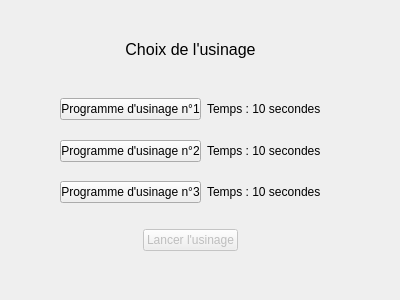
Qt form Views/ProgramsList.ui (Soluce-Development/Maquette) before a commit.
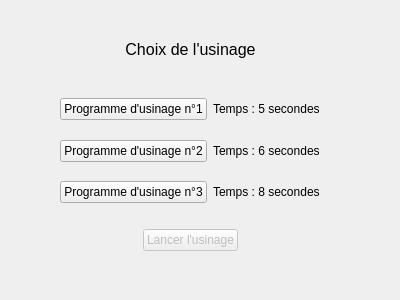
The same form after that commit.

What changed in the file:
```diff
--- a/Views/ProgramsList.ui
+++ b/Views/ProgramsList.ui
@@ -68,12 +68,15 @@
             <property name="checkable">
              <bool>true</bool>
             </property>
+            <property name="checked">
+             <bool>false</bool>
+            </property>
            </widget>
           </item>
           <item>
            <widget class="QLabel" name="label_5">
             <property name="text">
-             <string>Temps : 10 secondes</string>
+             <string>Temps : 5 secondes</string>
             </property>
            </widget>
           </item>
@@ -114,7 +117,7 @@
           <item>
            <widget class="QLabel" name="label_6">
             <property name="text">
-             <string>Temps : 10 secondes</string>
+             <string>Temps : 6 secondes</string>
             </property>
            </widget>
           </item>
@@ -153,7 +156,7 @@
         <item>
          <widget class="QLabel" name="label_7">
           <property name="text">
-           <string>Temps : 10 secondes</string>
+           <string>Temps : 8 secondes</string>
           </property>
          </widget>
         </item>
```
